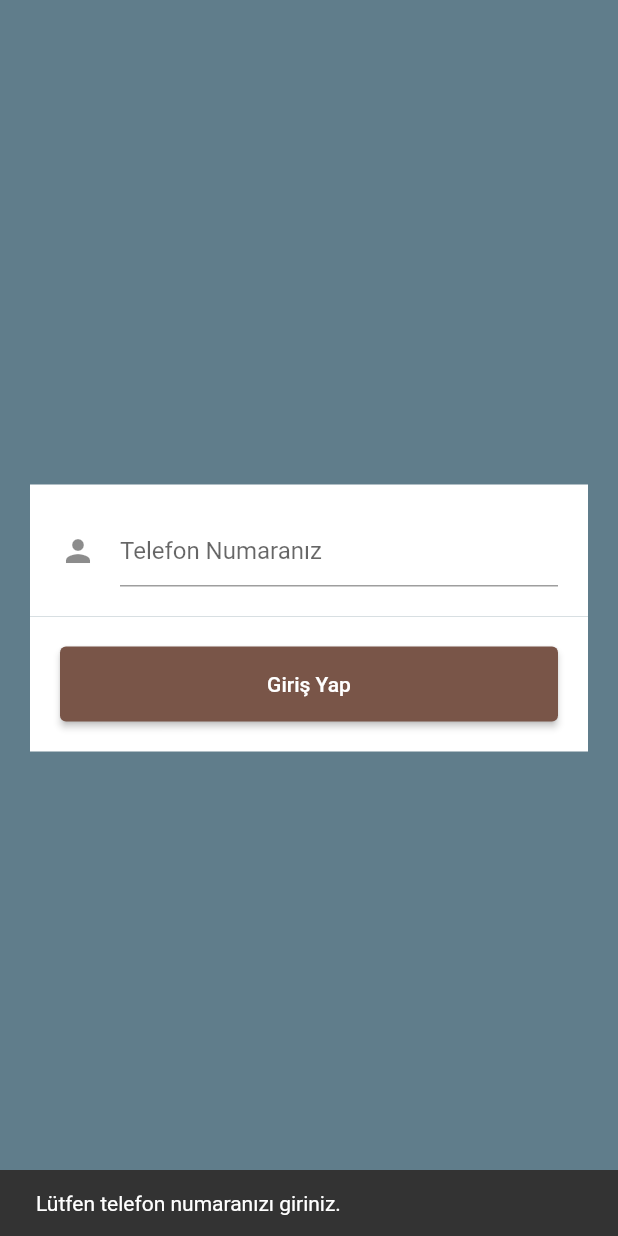
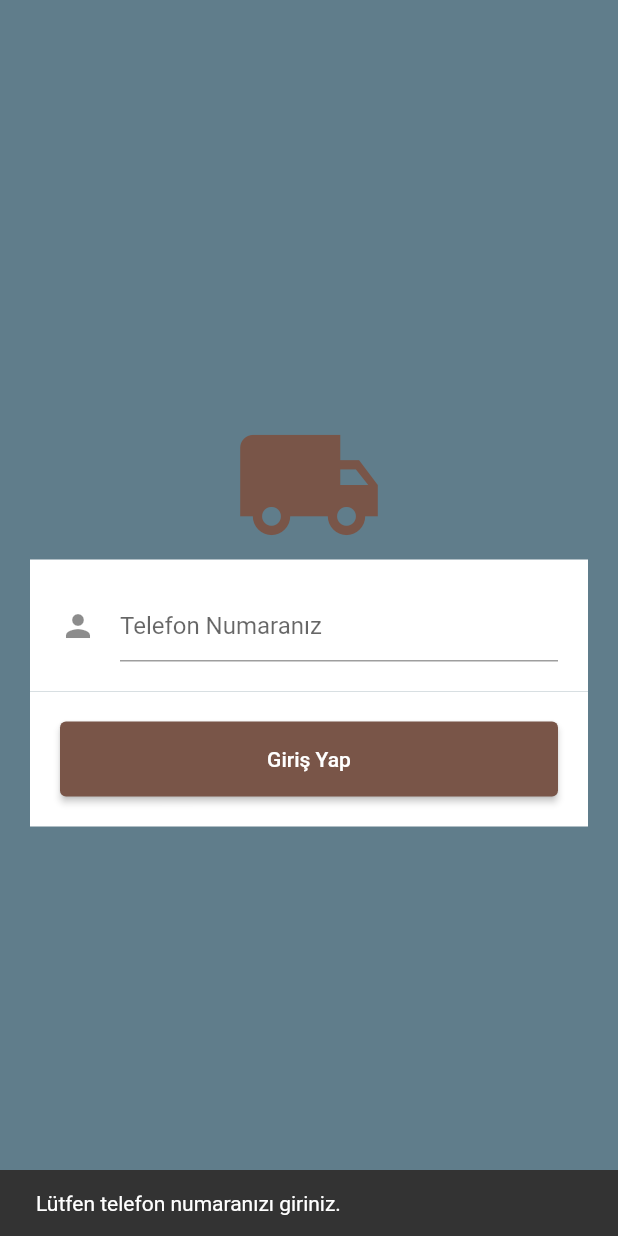
Before and after one commit to fahricandurucan/kolaycaTeslimat, a Flutter app: the screen it shows after launch, after a tap on "Giriş Yap", on a phone screen of 412 x 824 dp. Run offline on Flutter 3.47's test engine with Material 2 defaults, Android fonts, the phone set to English and light mode, and no system bars.

Commit message:
sayfa geçileri Navigator.of() ile ayarlandı ve hero tag i login sayfasına eklendi

```diff
--- a/lib/main.dart
+++ b/lib/main.dart
@@ -4,6 +4,7 @@ import 'package:kolayca_teslimat/pages/home_page.dart';
 import 'package:kolayca_teslimat/pages/package_page.dart';
 import 'package:kolayca_teslimat/pages/splash_page.dart';
 import 'package:kolayca_teslimat/pages/waiting_packages.dart';
+import 'package:kolayca_teslimat/routes.dart';
 // import 'package:kolaycateslimat/pages/home_page.dart';
 // import 'package:kolaycateslimat/pages/login_page.dart';
 // import 'package:kolaycateslimat/pages/waiting_packages_page.dart';
@@ -22,7 +23,8 @@ class MyApp extends StatelessWidget {
       theme: ThemeData(
         primarySwatch: Colors.brown,
       ),
-      home: SplashPage()
+      home: SplashPage(),
+      onGenerateRoute: Routes().onGenerateRoute,
     );
   }
 }
--- a/lib/pages/login_page.dart
+++ b/lib/pages/login_page.dart
@@ -1,5 +1,7 @@
 import 'package:flutter/material.dart';
 import 'package:kolayca_teslimat/pages/home_page.dart';
+
+import '../routes.dart';
 
 class LoginPage extends StatefulWidget {
   @override
@@ -34,7 +36,8 @@ class _LoginPageState extends State<LoginPage> {
       });
 
       if (_phoneNumberController.text == '123456') {
-        Navigator.pushReplacement(context, MaterialPageRoute(builder: (context) => MyHomePage()));
+        Navigator.of(context).pushReplacementNamed(Routes.home);
+        // Navigator.pushReplacement(context, MaterialPageRoute(builder: (context) => MyHomePage()));
       } else {
         ScaffoldMessenger.of(context).showSnackBar(
           SnackBar(
@@ -59,8 +62,11 @@ class _LoginPageState extends State<LoginPage> {
         crossAxisAlignment: CrossAxisAlignment.center,
         mainAxisAlignment: MainAxisAlignment.center,
         children: [
+          Hero(
+              tag: "Hero",
+              child: Icon(Icons.local_shipping,size:100,color: Colors.brown,),
+          ),
           buildPhoneNumber(),
-          //
           buildLoginButton()
         ],
       ),
--- a/lib/pages/splash_page.dart
+++ b/lib/pages/splash_page.dart
@@ -1,6 +1,7 @@
 import 'package:flutter/material.dart';
 import 'package:kolayca_teslimat/pages/home_page.dart';
 import 'package:kolayca_teslimat/pages/login_page.dart';
+import 'package:kolayca_teslimat/routes.dart';
 
 class SplashPage extends StatefulWidget {
   const SplashPage({Key? key}) : super(key: key);
@@ -16,8 +17,8 @@ class _SplashPageState extends State<SplashPage> {
     // TODO: implement initState
     super.initState();
     Future.delayed(Duration(seconds: 3), (){
-      // Navigator.push(context, MaterialPageRoute(builder: (context) => LoginPage()));
-      Navigator.pushReplacement(context, MaterialPageRoute(builder: (context) => LoginPage()));
+      Navigator.of(context).pushReplacementNamed(Routes.login);
+      // Navigator.pushReplacement(context, MaterialPageRoute(builder: (context) => LoginPage()));
     });
   }
 
--- a/lib/pages/waiting_packages.dart
+++ b/lib/pages/waiting_packages.dart
@@ -1,6 +1,7 @@
 import 'package:flutter/material.dart';
 import 'package:kolayca_teslimat/pages/package_page.dart';
 import '../models/package_model.dart';
+import '../routes.dart';
 
 class WaitingPackagesPage extends StatefulWidget {
   @override
@@ -89,7 +90,8 @@ class _WaitingPackagesPageState extends State<WaitingPackagesPage> {
   Widget buildPack(Package package){
     return GestureDetector(
       onTap: (){
-        Navigator.push(context, MaterialPageRoute(builder: (context) => PackagePage(package: package)));
+        Navigator.of(context).pushNamed(Routes.package,arguments: package);
+        // Navigator.push(context, MaterialPageRoute(builder: (context) => PackagePage(package: package)));
       },
       child: Container(
         decoration: BoxDecoration(
--- a/lib/routes.dart
+++ b/lib/routes.dart
@@ -1,4 +1,63 @@
-// class Routes{
-//   Routes();
-//   static const String splash =
-// }
+import 'package:flutter/cupertino.dart';
+import 'package:flutter/material.dart';
+import 'package:kolayca_teslimat/pages/home_page.dart';
+import 'package:kolayca_teslimat/pages/login_page.dart';
+import 'package:kolayca_teslimat/pages/package_page.dart';
+import 'package:kolayca_teslimat/pages/splash_page.dart';
+import 'package:kolayca_teslimat/pages/waiting_packages.dart';
+
+class Routes{
+  Routes();
+  static const String splash = "/splash";
+  static const String login = "/login";
+  static const String home = "/home";
+  static const String waitingPackages = "/waitingPackages";
+  static const String package = "/package";
+
+  Route onGenerateRoute(RouteSettings settings){
+    switch(settings.name){
+      case Routes.splash:
+        return MaterialPageRoute(
+            builder: (context) {
+             return SplashPage();
+            }, settings: settings,
+            );
+      case Routes.login:
+        return MaterialPageRoute(
+            builder: (context){
+              return LoginPage();
+            },settings: settings,
+        );
+      case Routes.home:
+        return MaterialPageRoute(
+          builder: (context){
+            return MyHomePage();
+          },settings: settings,
+        );
+      case Routes.waitingPackages:
+        return MaterialPageRoute(
+          builder: (context){
+            return WaitingPackagesPage();
+          },settings: settings,
+        );
+      case Routes.package:
+        return MaterialPageRoute(
+          builder: (context){
+            return PackagePage();
+          },settings: settings,
+        );
+    }
+    return MaterialPageRoute(
+        builder: (context) {
+         return Scaffold(
+           body: Center(
+             child: Text("Page not found"),
+           ),
+         );
+        });
+
+  }
+
+
+
+}
```
Also changed, not shown: lib/pages/home_page.dart (+9 -14 lines), lib/pages/package_page.dart (+30 -12 lines), lib/widgets/my_custom_drawer.dart (+6 -2 lines).
